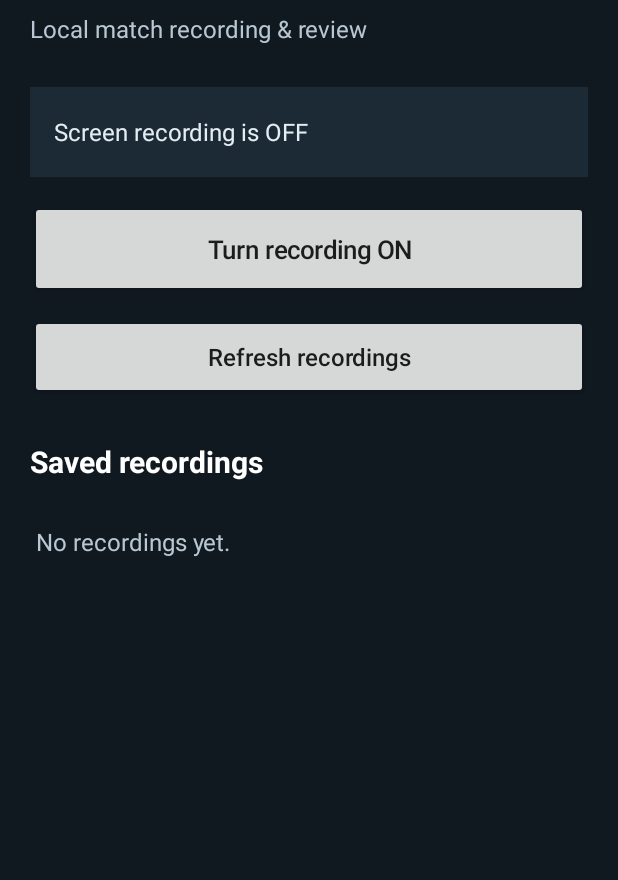
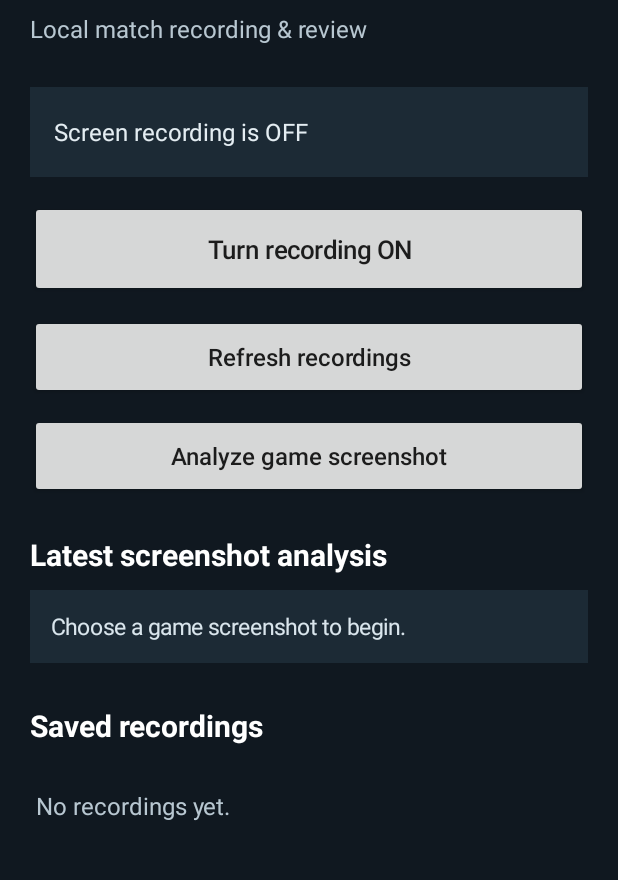
Before and after one commit to goatASHh/Nulls-royale-android, an Android app: the screen it shows after launch (MainActivity), on a phone screen of 412 x 824 dp, the part 95-975 px from its top. Run offline under Robolectric (Android 15) with nearby library versions, the phone set to English and light mode, and no system bars; libraries missing offline, so code that uses them is left out: com.google.mlkit.vision.

Commit message:
Add first screenshot analysis bot milestone

```diff
--- a/app/src/main/java/com/nullsobserver/MainActivity.kt
+++ b/app/src/main/java/com/nullsobserver/MainActivity.kt
@@ -4,6 +4,10 @@ import android.app.Activity
 import android.content.Intent
 import android.media.projection.MediaProjectionManager
 import android.net.Uri
+import android.graphics.Typeface
+import com.google.mlkit.vision.common.InputImage
+import com.google.mlkit.vision.text.TextRecognition
+import com.google.mlkit.vision.text.latin.TextRecognizerOptions
 import android.os.Bundle
 import android.provider.MediaStore
 import android.view.Gravity
@@ -19,7 +23,10 @@ class MainActivity : Activity() {
     private lateinit var status: TextView
     private lateinit var toggle: Button
     private lateinit var list: LinearLayout
+    private lateinit var analysisResult: TextView
     private val captureRequest = 4102
+    private val screenshotRequest = 4103
+    private val analysisKey = "last_screenshot_analysis"
     private val preferences by lazy { getSharedPreferences(RecordingService.PREFS, MODE_PRIVATE) }
 
     override fun onCreate(savedInstanceState: Bundle?) {
@@ -80,6 +87,29 @@ class MainActivity : Activity() {
             setPadding(dp(18), dp(10), dp(18), dp(10))
             setOnClickListener { refreshRecordings() }
         }
+        val analyze = Button(this).apply {
+            text = "Analyze game screenshot"
+            textSize = 16f
+            isAllCaps = false
+            minHeight = dp(56)
+            minimumHeight = dp(56)
+            setPadding(dp(18), dp(10), dp(18), dp(10))
+            setOnClickListener { chooseScreenshot() }
+        }
+        val analysisHeading = TextView(this).apply {
+            text = "Latest screenshot analysis"
+            textSize = 20f
+            setTextColor(0xFFFFFFFF.toInt())
+            setTypeface(typeface, Typeface.BOLD)
+            setPadding(0, dp(24), 0, dp(10))
+        }
+        analysisResult = TextView(this).apply {
+            text = preferences.getString(analysisKey, "Choose a game screenshot to begin.")
+            textSize = 15f
+            setTextColor(0xFFD9E5EC.toInt())
+            setPadding(dp(14), dp(14), dp(14), dp(14))
+            setBackgroundColor(0xFF1C2A35.toInt())
+        }
         val heading = TextView(this).apply {
             text = "Saved recordings"
             textSize = 20f
@@ -97,7 +127,10 @@ class MainActivity : Activity() {
         content.addView(toggle, matchWidth().apply {
             bottomMargin = dp(12)
         })
-        content.addView(refresh, matchWidth())
+        content.addView(refresh, matchWidth().apply { bottomMargin = dp(10) })
+        content.addView(analyze, matchWidth())
+        content.addView(analysisHeading)
+        content.addView(analysisResult, matchWidth())
         content.addView(heading)
         content.addView(list)
 
@@ -133,6 +166,14 @@ class MainActivity : Activity() {
     @Deprecated("Activity result API kept minimal for broad device compatibility")
     override fun onActivityResult(requestCode: Int, resultCode: Int, data: Intent?) {
         super.onActivityResult(requestCode, resultCode, data)
+        if (requestCode == screenshotRequest) {
+            if (resultCode == RESULT_OK && data?.data != null) {
+                analyzeScreenshot(data.data!!)
+            } else {
+                analysisResult.text = "No screenshot selected."
+            }
+            return
+        }
         if (requestCode != captureRequest) return
         if (resultCode != RESULT_OK || data == null) {
             status.text = "Screen recording is OFF — permission was not granted."
@@ -152,6 +193,42 @@ class MainActivity : Activity() {
         }
     }
 
+    private fun chooseScreenshot() {
+        val intent = Intent(Intent.ACTION_OPEN_DOCUMENT).apply {
+            addCategory(Intent.CATEGORY_OPENABLE)
+            type = "image/*"
+            addFlags(Intent.FLAG_GRANT_READ_URI_PERMISSION)
+        }
+        @Suppress("DEPRECATION")
+        startActivityForResult(intent, screenshotRequest)
+    }
+
+    private fun analyzeScreenshot(uri: Uri) {
+        analysisResult.text = "Reading screenshot…"
+        val recognizer = TextRecognition.getClient(TextRecognizerOptions.DEFAULT_OPTIONS)
+        try {
+            val image = InputImage.fromFilePath(this, uri)
+            recognizer.process(image)
+                .addOnSuccessListener { result ->
+                    val extracted = result.text.trim()
+                    val output = if (extracted.isBlank()) {
+                        "No readable game text was detected. Try a clearer screenshot."
+                    } else {
+                        "SCREENSHOT TEXT\n\n$extracted\n\nNote: This is raw text recognition. Match statistics and gameplay interpretation will be added in a later bot update."
+                    }
+                    analysisResult.text = output
+                    preferences.edit().putString(analysisKey, output).apply()
+                    recognizer.close()
+                }
+                .addOnFailureListener { error ->
+                    analysisResult.text = "Could not read this screenshot: " + (error.localizedMessage ?: "unknown error")
+                    recognizer.close()
+                }
+        } catch (error: Exception) {
+            analysisResult.text = "Could not open this image: " + (error.localizedMessage ?: "unknown error")
+            recognizer.close()
+        }
+    }
     private fun syncRecordingState() {
         val active = preferences.getBoolean(RecordingService.KEY_RECORDING, false)
         toggle.isEnabled = true
```
